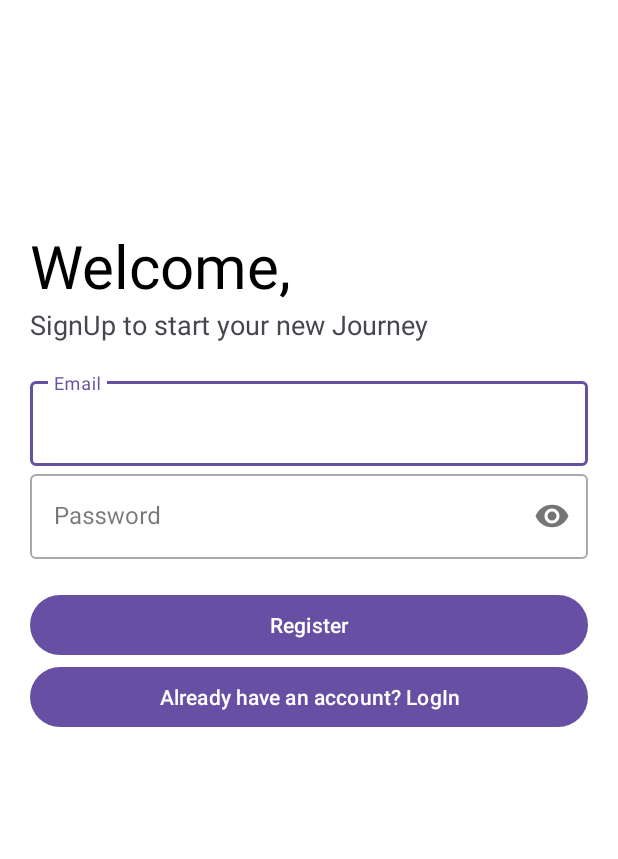
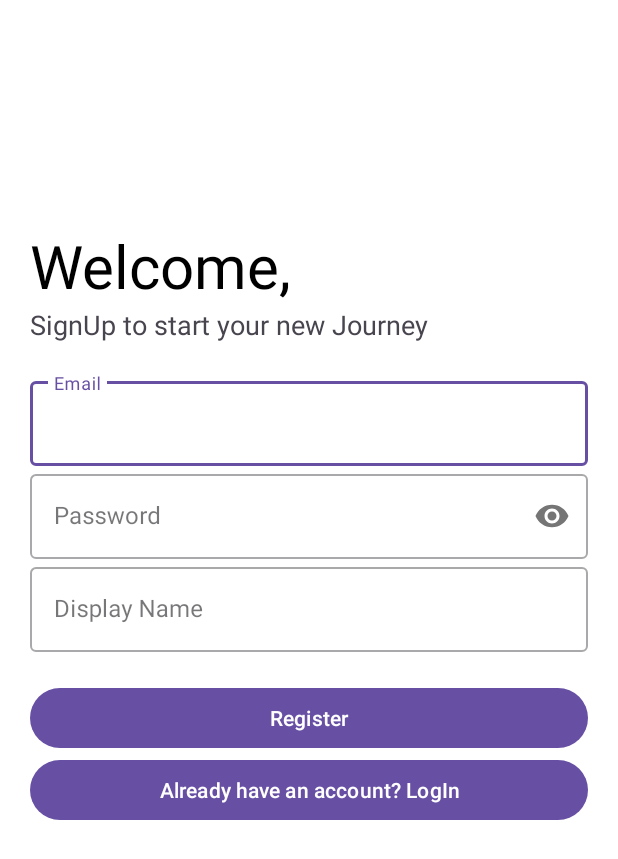
Before and after one commit to shaharm87/SellHub, an Android app: the screen it shows after launch (Register), after a tap on "Register", on a phone screen of 412 x 824 dp. Shown: the top 859 px of the screen. Run offline under Robolectric (Android 15) with nearby library versions, the phone set to English and light mode, and no system bars; our stand-ins replace Firebase (no records; nobody signed in at launch, a user with empty details on screens opened directly).

Commit message:
added display name handling

```diff
--- a/app/src/main/java/com/example/sellhub/Register.kt
+++ b/app/src/main/java/com/example/sellhub/Register.kt
@@ -24,7 +24,8 @@ class Register : AppCompatActivity() {
         try {
             val email = findViewById<TextInputEditText>(R.id.reg_email).text.toString()
             val password = findViewById<TextInputEditText>(R.id.reg_password).text.toString()
-            userManager.registerUser(email, password) { isSuccess, errorMessage ->
+            val displayName = findViewById<TextInputEditText>(R.id.reg_display_name).text.toString()
+            userManager.registerUser(email, password, displayName) { isSuccess, errorMessage ->
                 if (isSuccess) {
                     Toast.makeText(this, "User registered successfully!", Toast.LENGTH_SHORT).show()
                     val intent = Intent(this, MainActivity::class.java)
--- a/app/src/main/java/com/example/sellhub/managers/UserManager.kt
+++ b/app/src/main/java/com/example/sellhub/managers/UserManager.kt
@@ -9,16 +9,18 @@ import com.google.firebase.auth.UserProfileChangeRequest
 class UserManager {
     private val auth: FirebaseAuth = FirebaseAuth.getInstance()
 
-    fun registerUser(email: String, password: String, callback: (Boolean, String?) -> Unit) {
+    fun registerUser(email: String, password: String, displayName: String, callback: (Boolean, String?) -> Unit) {
         if (email == "") {
             callback(false, "Missing email")
         } else if (password == "") {
             callback(false, "Missing password")
+        } else if (displayName == "") {
+            callback(false, "Missing Display Name")
         } else {
             auth.createUserWithEmailAndPassword(email, password)
                 .addOnCompleteListener { task ->
                     if (task.isSuccessful) {
-                        updateDisplayName("test", callback) // User registered successfully
+                        updateDisplayName(displayName, callback)
                     } else { // error occurred during user registration
                         val exception = task.exception as FirebaseAuthException
                         when (exception.errorCode) {
@@ -43,7 +45,9 @@ class UserManager {
             auth.signInWithEmailAndPassword(email, password)
                 .addOnCompleteListener { task ->
                     if (task.isSuccessful) {
-                        callback(true, null) // User logged in successfully
+                        if (task.result?.user?.displayName !== "") {
+                            updateDisplayName(task.result.user?.displayName!!, callback) // User logged in successfully
+                        }
                     } else { // error occurred during user logging in
                         val exception = task.exception as FirebaseAuthException
                         when (exception.errorCode) {
--- a/app/src/main/res/layout/activity_register.xml
+++ b/app/src/main/res/layout/activity_register.xml
@@ -57,20 +57,32 @@
                 android:id="@+id/reg_password">
             </com.google.android.material.textfield.TextInputEditText>
         </com.google.android.material.textfield.TextInputLayout>
+        <com.google.android.material.textfield.TextInputLayout
+            android:layout_width="match_parent"
+            android:layout_height="wrap_content"
+            android:hint="@string/display_name"
+            style="@style/Widget.MaterialComponents.TextInputLayout.OutlinedBox">
+            <com.google.android.material.textfield.TextInputEditText
+                android:layout_width="match_parent"
+                android:layout_height="wrap_content"
+                android:inputType="text"
+                android:id="@+id/reg_display_name" />
+        </com.google.android.material.textfield.TextInputLayout>
     </LinearLayout>
+
     <Button
         android:id="@+id/reg_btn"
         android:layout_width="match_parent"
         android:layout_height="wrap_content"
+        android:onClick="onRegisterClick"
         android:text="@string/register"
-        android:transitionName="button_tran"
-        android:onClick="onRegisterClick"
-        />
+        android:transitionName="button_tran" />
+
     <Button
         android:id="@+id/reg_login_btn"
         android:layout_width="match_parent"
         android:layout_height="wrap_content"
+        android:onClick="toLoginPage"
         android:text="@string/already_have_an_account_login"
-        android:transitionName="button_tran"
-        android:onClick="toLoginPage" />
+        android:transitionName="button_tran" />
 </LinearLayout>
--- a/app/src/main/res/values/strings.xml
+++ b/app/src/main/res/values/strings.xml
@@ -46,4 +46,5 @@
         libero vel nunc consequat, quis tincidunt nisl eleifend. Cras bibendum enim a justo luctus
         vestibulum. Fusce dictum libero quis erat maximus, vitae volutpat diam dignissim.
     </string>
+    <string name="display_name">Display Name</string>
 </resources>
```
